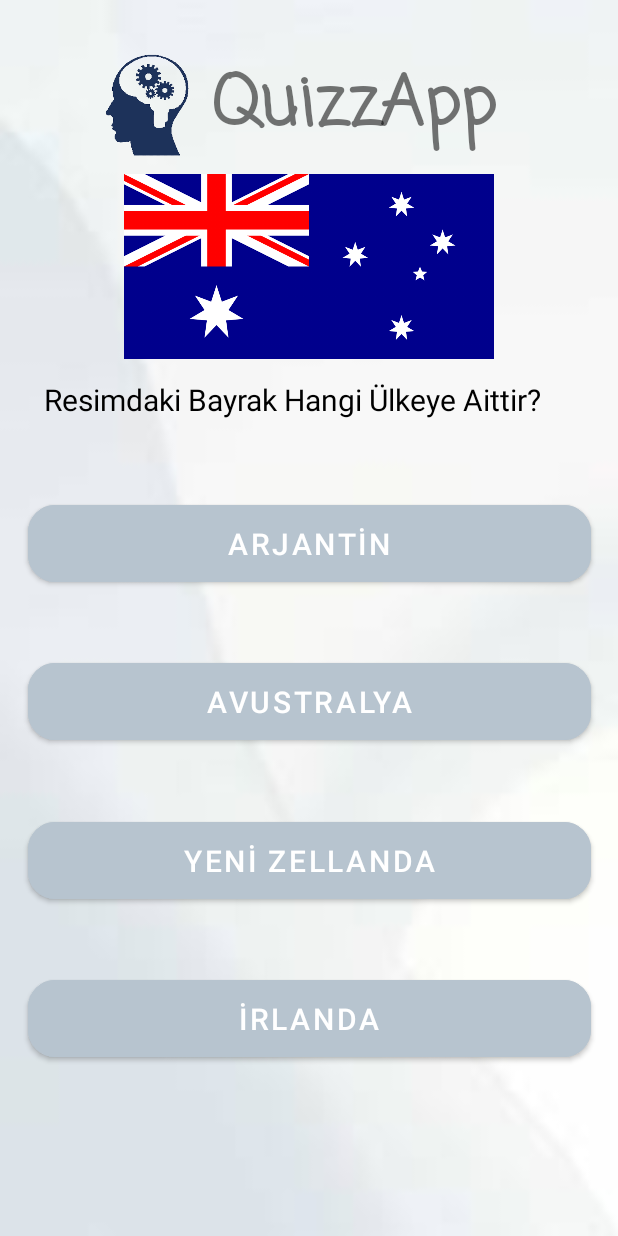
After one commit to yunusbalikci/JavaQuizApp, an Android app: the BayrakSoruActivity screen opened directly, with no data from a screen before it, on a phone screen of 412 x 824 dp. The commit adds this screen. Run offline under Robolectric (Android 15) with nearby library versions, the phone set to English and light mode, and no system bars.

Commit message:
last verison

```diff
--- /dev/null
+++ b/app/src/main/java/com/yunusbalikci/javaquiz/BayrakSoruActivity.java
@@ -0,0 +1,14 @@
+package com.yunusbalikci.javaquiz;
+
+import androidx.appcompat.app.AppCompatActivity;
+
+import android.os.Bundle;
+
+public class BayrakSoruActivity extends AppCompatActivity {
+
+    @Override
+    protected void onCreate(Bundle savedInstanceState) {
+        super.onCreate(savedInstanceState);
+        setContentView(R.layout.activity_bayrak_soru);
+    }
+}
--- a/app/src/main/java/com/yunusbalikci/javaquiz/MainActivity.java
+++ b/app/src/main/java/com/yunusbalikci/javaquiz/MainActivity.java
@@ -18,6 +18,7 @@ public class MainActivity extends AppCompatActivity {
         binding = ActivityMainBinding.inflate(getLayoutInflater());
         View view = binding.getRoot();
         setContentView(view);
+
         binding.buttonKurallar.setOnClickListener(new View.OnClickListener() {
             @Override
             public void onClick(View v) {
--- /dev/null
+++ b/app/src/main/res/layout/activity_bayrak_soru.xml
@@ -0,0 +1,123 @@
+<?xml version="1.0" encoding="utf-8"?>
+<androidx.constraintlayout.widget.ConstraintLayout xmlns:android="http://schemas.android.com/apk/res/android"
+    xmlns:app="http://schemas.android.com/apk/res-auto"
+    xmlns:tools="http://schemas.android.com/tools"
+    android:layout_width="match_parent"
+    android:layout_height="match_parent"
+    android:background="@drawable/indir"
+    tools:context=".BayrakSoruActivity">
+
+    <ImageView
+        android:id="@+id/imageView4"
+        android:layout_width="194dp"
+        android:layout_height="131dp"
+        android:layout_marginTop="4dp"
+        android:layout_marginEnd="216dp"
+        app:layout_constraintEnd_toEndOf="parent"
+        app:layout_constraintTop_toTopOf="parent"
+        app:srcCompat="@drawable/logo" />
+
+    <TextView
+        android:id="@+id/textView8"
+        android:layout_width="wrap_content"
+        android:layout_height="wrap_content"
+        android:layout_marginTop="36dp"
+        android:fontFamily="casual"
+        android:text="QuizzApp"
+        android:textSize="45sp"
+        android:textStyle="bold"
+        app:layout_constraintEnd_toEndOf="parent"
+        app:layout_constraintHorizontal_bias="0.635"
+        app:layout_constraintStart_toStartOf="parent"
+        app:layout_constraintTop_toTopOf="parent" />
+
+    <Button
+        android:id="@+id/button"
+        android:layout_width="375dp"
+        android:layout_height="63dp"
+        android:layout_marginStart="20dp"
+        android:layout_marginTop="9dp"
+        android:layout_marginEnd="20dp"
+        android:layout_marginBottom="2dp"
+        android:backgroundTint="#B7C4CF"
+        android:text="ARJANTİN"
+        android:textSize="20sp"
+        app:cornerRadius="18dp"
+        app:layout_constraintBottom_toTopOf="@+id/button3"
+        app:layout_constraintEnd_toEndOf="parent"
+        app:layout_constraintStart_toStartOf="parent"
+        app:layout_constraintTop_toBottomOf="@+id/textView9" />
+
+    <Button
+        android:id="@+id/button3"
+        android:layout_width="375dp"
+        android:layout_height="63dp"
+        android:layout_marginStart="20dp"
+        android:layout_marginTop="9dp"
+        android:layout_marginEnd="20dp"
+        android:layout_marginBottom="2dp"
+        android:backgroundTint="#B7C4CF"
+        android:text="AVUSTRALYA"
+        android:textSize="20sp"
+        app:cornerRadius="18dp"
+        app:layout_constraintBottom_toTopOf="@+id/button4"
+        app:layout_constraintEnd_toEndOf="parent"
+        app:layout_constraintStart_toStartOf="parent"
+        app:layout_constraintTop_toBottomOf="@+id/button" />
+
+    <Button
+        android:id="@+id/button4"
+        android:layout_width="375dp"
+        android:layout_height="63dp"
+        android:layout_marginStart="20dp"
+        android:layout_marginTop="9dp"
+        android:layout_marginEnd="20dp"
+        android:layout_marginBottom="2dp"
+        android:backgroundTint="#B7C4CF"
+        android:text="YENİ ZELLANDA"
+        android:textSize="20sp"
+        app:cornerRadius="18dp"
+        app:layout_constraintBottom_toTopOf="@+id/button5"
+        app:layout_constraintEnd_toEndOf="parent"
+        app:layout_constraintStart_toStartOf="parent"
+        app:layout_constraintTop_toBottomOf="@+id/button3" />
+
+    <Button
+        android:id="@+id/button5"
+        android:layout_width="375dp"
+        android:layout_height="63dp"
+        android:layout_marginStart="20dp"
+        android:layout_marginTop="9dp"
+        android:layout_marginEnd="20dp"
+        android:layout_marginBottom="82dp"
+        android:backgroundTint="#B7C4CF"
+        android:text="İRLANDA"
+        android:textSize="20sp"
+        app:cornerRadius="18dp"
+        app:layout_constraintBottom_toBottomOf="parent"
+        app:layout_constraintEnd_toEndOf="parent"
+        app:layout_constraintStart_toStartOf="parent"
+        app:layout_constraintTop_toBottomOf="@+id/button4" />
+
+    <TextView
+        android:id="@+id/textView9"
+        android:layout_width="390dp"
+        android:layout_height="37dp"
+        android:layout_marginTop="13dp"
+        android:text="Resimdaki Bayrak Hangi Ülkeye Aittir?"
+        android:textAlignment="center"
+        android:textColor="#000000"
+        android:textSize="20sp"
+        app:layout_constraintTop_toBottomOf="@+id/imageView6"
+        tools:layout_editor_absoluteX="16dp" />
+
+    <ImageView
+        android:id="@+id/imageView6"
+        android:layout_width="289dp"
+        android:layout_height="123dp"
+        android:layout_marginTop="116dp"
+        app:layout_constraintEnd_toEndOf="parent"
+        app:layout_constraintStart_toStartOf="parent"
+        app:layout_constraintTop_toTopOf="parent"
+        app:srcCompat="@drawable/avustralya" />
+</androidx.constraintlayout.widget.ConstraintLayout>
```
Also changed, not shown: app/src/main/AndroidManifest.xml (+7 -0 lines), app/src/main/java/com/yunusbalikci/javaquiz/Item.java (deleted, +0 -28 lines), app/src/main/java/com/yunusbalikci/javaquiz/KategoriActivity.java (+35 -21 lines), app/src/main/java/com/yunusbalikci/javaquiz/MyAdapter.java (deleted, +0 -38 lines), app/src/main/java/com/yunusbalikci/javaquiz/MyViewHolder.java (deleted, +0 -21 lines), app/src/main/res/layout/activity_kategori.xml (+7 -6 lines), app/src/main/res/layout/kategori_list.xml (+5 -3 lines), app/src/main/res/drawable/avustralya.png (added).
